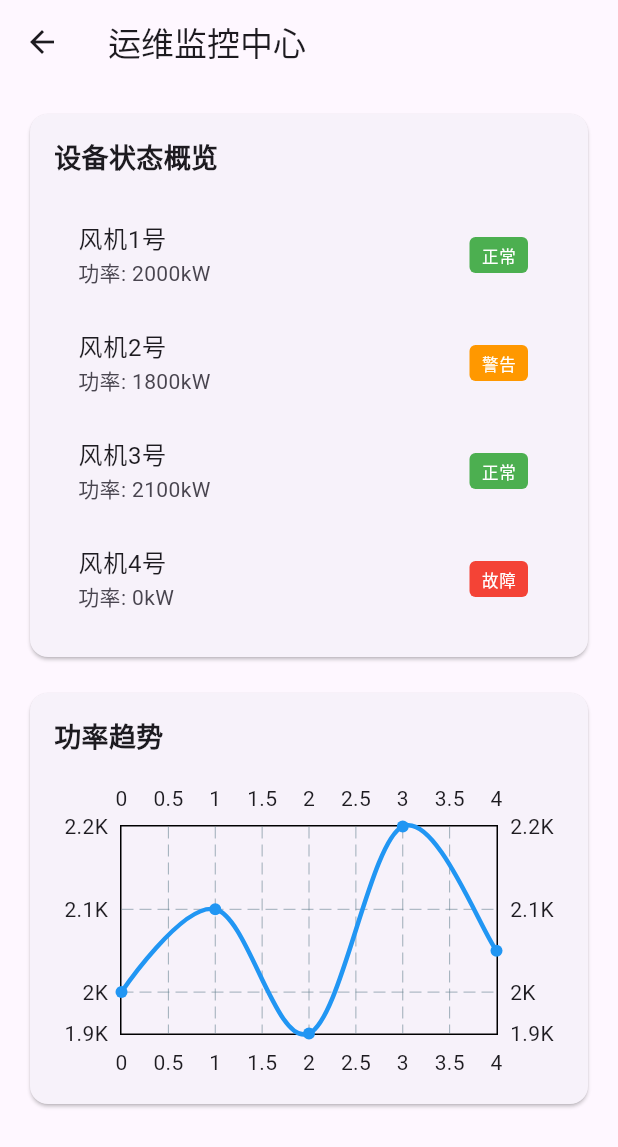
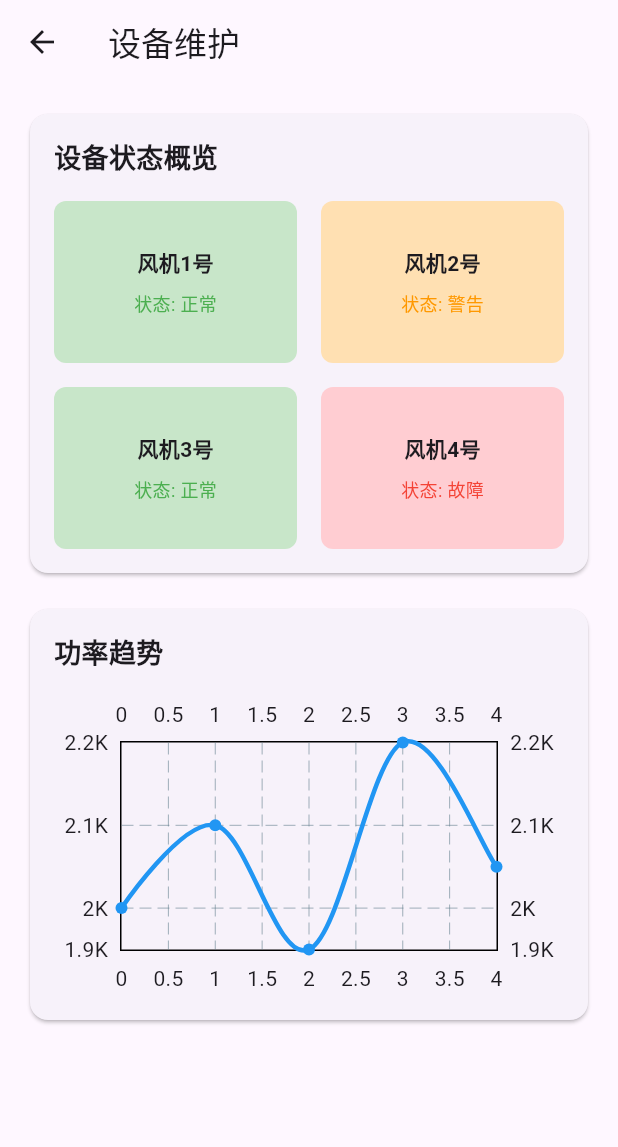
Before and after one commit to IGUWp/biye_mi, a Flutter app: the screen it shows after launch, after a tap on "运维人员", on a phone screen of 412 x 824 dp. Shown: the top 1147 px of the screen. Run offline on Flutter 3.47's test engine with Material 3 defaults, Android fonts, the phone set to English and light mode, and no system bars; drawn by our look-alikes of fl_chart.

Commit message:
Refactor and enhance chart pages; remove unused pie and radar chart pages, implement power data model, and improve power monitoring page with structured data. Add overview dashboard with various charts for better visualization of power generation metrics.

```diff
--- /dev/null
+++ b/lib/buildOverviewCard.dart
@@ -0,0 +1,178 @@
+import 'package:fl_chart/fl_chart.dart';
+import 'package:flutter/material.dart';
+
+Widget buildOverviewCards() {
+  final keyMetrics = {
+    '总发电量': '1260万kWh',
+    '总收入': '¥756万',
+    '设备利用率': '95.8%',
+    '投资回报率': '18.5%',
+  };
+
+  return GridView.count(
+    shrinkWrap: true,
+    crossAxisCount: 2,
+    mainAxisSpacing: 16,
+    crossAxisSpacing: 16,
+    childAspectRatio: 2.5,
+    physics: const NeverScrollableScrollPhysics(),
+    children:
+        keyMetrics.entries.map((entry) {
+          return Container(
+            padding: const EdgeInsets.all(2),
+            decoration: BoxDecoration(
+              color: Colors.blue[50],
+              borderRadius: BorderRadius.circular(8),
+            ),
+            child: Column(
+              mainAxisAlignment: MainAxisAlignment.start,
+              children: [
+                Text(
+                  entry.key,
+                  style: const TextStyle(
+                    fontSize: 14,
+                    fontWeight: FontWeight.bold,
+                  ),
+                ),
+                const SizedBox(height: 8),
+                Text(
+                  entry.value,
+                  style: const TextStyle(
+                    fontSize: 20,
+                    fontWeight: FontWeight.bold,
+                    color: Colors.blue,
+                  ),
+                ),
+              ],
+            ),
+          );
+        }).toList(),
+  );
+}
+
+Widget buildBarChart() {
+  final barData = [
+    BarChartGroupData(
+      x: 0,
+      barRods: [BarChartRodData(toY: 450, color: Colors.blue)],
+    ),
+    BarChartGroupData(
+      x: 1,
+      barRods: [BarChartRodData(toY: 500, color: Colors.blue)],
+    ),
+    BarChartGroupData(
+      x: 2,
+      barRods: [BarChartRodData(toY: 550, color: Colors.blue)],
+    ),
+    BarChartGroupData(
+      x: 3,
+      barRods: [BarChartRodData(toY: 600, color: Colors.blue)],
+    ),
+    BarChartGroupData(
+      x: 4,
+      barRods: [BarChartRodData(toY: 580, color: Colors.blue)],
+    ),
+  ];
+
+  return SizedBox(
+    height: 200,
+    child: BarChart(
+      BarChartData(
+        barGroups: barData,
+        titlesData: FlTitlesData(
+          bottomTitles: AxisTitles(
+            sideTitles: SideTitles(
+              showTitles: true,
+              getTitlesWidget: (value, meta) {
+                const titles = ['1月', '2月', '3月', '4月', '5月'];
+                return Text(titles[value.toInt()]);
+              },
+            ),
+          ),
+        ),
+        gridData: FlGridData(show: true),
+        borderData: FlBorderData(show: false),
+      ),
+    ),
+  );
+}
+
+Widget buildPieChart() {
+  final pieData = [
+    PieChartSectionData(value: 60, color: Colors.green, title: '正常'),
+    PieChartSectionData(value: 30, color: Colors.orange, title: '警告'),
+    PieChartSectionData(value: 10, color: Colors.red, title: '故障'),
+  ];
+
+  return SizedBox(
+    height: 200,
+    child: PieChart(
+      PieChartData(sections: pieData, centerSpaceRadius: 40, sectionsSpace: 2),
+    ),
+  );
+}
+
+Widget buildLineChart() {
+  final lineData = [
+    FlSpot(0, 90),
+    FlSpot(1, 92),
+    FlSpot(2, 88),
+    FlSpot(3, 91),
+    FlSpot(4, 89),
+  ];
+
+  return SizedBox(
+    height: 200,
+    child: LineChart(
+      LineChartData(
+        lineBarsData: [
+          LineChartBarData(
+            spots: lineData,
+            isCurved: true,
+            color: Colors.blue,
+            barWidth: 3,
+            dotData: FlDotData(show: true),
+          ),
+        ],
+        titlesData: FlTitlesData(
+          bottomTitles: AxisTitles(
+            sideTitles: SideTitles(
+              showTitles: true,
+              getTitlesWidget: (value, meta) {
+                const titles = ['1月', '2月', '3月', '4月', '5月'];
+                return Text(titles[value.toInt()]);
+              },
+            ),
+          ),
+        ),
+      ),
+    ),
+  );
+}
+
+Widget buildFunnelChart() {
+  final funnelData = [
+    {'label': '总发电量', 'value': 12600000, 'color': Colors.blue},
+    {'label': '有效发电量', 'value': 12000000, 'color': Colors.green},
+    {'label': '高效发电量', 'value': 11000000, 'color': Colors.orange},
+    {'label': '最终利用量', 'value': 10000000, 'color': Colors.red},
+  ];
+
+  return Column(
+    children:
+        funnelData.map((data) {
+          return Container(
+            margin: const EdgeInsets.symmetric(vertical: 4),
+            height: 40,
+            width: (data['value'] as int) / 12600000 * 300, // 根据比例调整宽度
+            color: data['color'] as Color,
+            child: Center(
+              child: Text(
+                '${data['label']}: ${data['value']}',
+                style: const TextStyle(color: Colors.white),
+              ),
+            ),
+          );
+        }).toList(),
+  );
+}
--- a/lib/main.dart
+++ b/lib/main.dart
@@ -1,9 +1,10 @@
-import 'package:biye_mid/bar_chart_page.dart';
-import 'package:biye_mid/pie_chart_page.dart';
-import 'package:biye_mid/radar_chart_page.dart';
+import 'package:biye_mid/tool/bar_chart_page.dart';
+import 'package:biye_mid/tool/pie_chart_page.dart';
+import 'package:biye_mid/tool/radar_chart_page.dart';
+import 'package:biye_mid/totalPage.dart';
 import 'package:fl_chart/fl_chart.dart';
 import 'package:flutter/material.dart';
-import 'line_chart_page.dart'; // 导入折线图页面
+import 'tool/line_chart_page.dart'; // 导入折线图页面
 import 'maintenance_page.dart';
 import 'management_page.dart';
 import 'power_monitoring_page.dart';
@@ -21,10 +22,7 @@ class MyApp extends StatelessWidget {
   Widget build(BuildContext context) {
     return MaterialApp(
       title: '风电场监控系统',
-      theme: ThemeData(
-        primarySwatch: Colors.blue,
-        useMaterial3: true,
-      ),
+      theme: ThemeData(primarySwatch: Colors.blue, useMaterial3: true),
       home: const HomePage(),
     );
   }
@@ -36,9 +34,7 @@ class HomePage extends StatelessWidget {
   @override
   Widget build(BuildContext context) {
     return Scaffold(
-      appBar: AppBar(
-        title: const Text('风电场监控系统'),
-      ),
+      appBar: AppBar(title: const Text('风电场监控系统')),
       body: Padding(
         padding: const EdgeInsets.all(16),
         child: Column(
@@ -46,13 +42,11 @@ class HomePage extends StatelessWidget {
           children: [
             const Text(
               '请选择您的角色',
-              style: TextStyle(
-                fontSize: 24,
-                fontWeight: FontWeight.bold,
-              ),
+              style: TextStyle(fontSize: 24, fontWeight: FontWeight.bold),
             ),
             const SizedBox(height: 24),
             Expanded(
+              flex: 1, // 设置 GridView 占用的空间比例
               child: GridView.count(
                 crossAxisCount: 2,
                 mainAxisSpacing: 16,
@@ -109,6 +103,11 @@ class HomePage extends StatelessWidget {
                 ],
               ),
             ),
+            const SizedBox(height: 16),
+            const Expanded(
+              flex: 1, // 设置 DashboardPage 占用的空间比例
+              child: DashboardPage(), // 嵌入生产监控页面
+            ),
           ],
         ),
       ),
@@ -132,21 +131,14 @@ class HomePage extends StatelessWidget {
             gradient: LinearGradient(
               begin: Alignment.topLeft,
               end: Alignment.bottomRight,
-              colors: [
-                color.withOpacity(0.7),
-                color,
-              ],
+              colors: [color.withOpacity(0.7), color],
             ),
             borderRadius: BorderRadius.circular(8),
           ),
           child: Column(
             mainAxisAlignment: MainAxisAlignment.center,
             children: [
-              Icon(
-                icon,
-                size: 48,
-                color: Colors.white,
-              ),
+              Icon(icon, size: 48, color: Colors.white),
               const SizedBox(height: 16),
               Text(
                 title,
@@ -163,17 +155,3 @@ class HomePage extends StatelessWidget {
     );
   }
 }
-
-List<FlSpot> get allSpots => const [
-  FlSpot(0, 1),
-  FlSpot(1, 2),
-  FlSpot(2, 3),
-  FlSpot(3, 4),
-  FlSpot(4, 5),
-  FlSpot(5, 6),
-  FlSpot(6, 7),
-  FlSpot(7, 8),
-  FlSpot(8, 9),
-  FlSpot(9, 10),
-];
-List<int> showingTool = [3];
--- a/lib/maintenance_page.dart
+++ b/lib/maintenance_page.dart
@@ -1,3 +1,5 @@
+import 'package:biye_mid/device_detail_page.dart';
+import 'package:biye_mid/power_data_model.dart';
 import 'package:fl_chart/fl_chart.dart';
 import 'package:flutter/material.dart';
 
@@ -9,12 +11,12 @@ class MaintenancePage extends StatefulWidget {
 }
 
 class _MaintenancePageState extends State<MaintenancePage> {
-  // 设备状态数据
-  final List<Map<String, dynamic>> deviceStatus = [
-    {'name': '风机1号', 'status': '正常', 'power': 2000, 'speed': 12.5},
-    {'name': '风机2号', 'status': '警告', 'power': 1800, 'speed': 11.8},
-    {'name': '风机3号', 'status': '正常', 'power': 2100, 'speed': 13.2},
-    {'name': '风机4号', 'status': '故障', 'power': 0, 'speed': 0},
+  // 使用 DeviceStatus 模型存储设备状态数据
+  final List<DeviceStatus> deviceStatus = [
+    DeviceStatus(name: '风机1号', status: '正常', power: 2000, speed: 12.5),
+    DeviceStatus(name: '风机2号', status: '警告', power: 1800, speed: 11.8),
+    DeviceStatus(name: '风机3号', status: '正常', power: 2100, speed: 13.2),
+    DeviceStatus(name: '风机4号', status: '故障', power: 0, speed: 0),
   ];
 
   // 设备参数趋势数据
@@ -29,9 +31,7 @@ class _MaintenancePageState extends State<MaintenancePage> {
   @override
   Widget build(BuildContext context) {
     return Scaffold(
-      appBar: AppBar(
-        title: const Text('运维监控中心'),
-      ),
+      appBar: AppBar(title: const Text('设备维护')),
       body: SingleChildScrollView(
         padding: const EdgeInsets.all(16),
         child: Column(
@@ -52,28 +52,71 @@ class _MaintenancePageState extends State<MaintenancePage> {
                       ),
                     ),
                     const SizedBox(height: 16),
-                    ...deviceStatus.map((device) => ListTile(
-                          title: Text(device['name']),
-                          subtitle: Text('功率: ${device['power']}kW'),
-                          trailing: Container(
-                            padding: const EdgeInsets.symmetric(
-                              horizontal: 8,
-                              vertical: 4,
+                    GridView.count(
+                      shrinkWrap: true,
+                      crossAxisCount: 2,
+                      mainAxisSpacing: 16,
+                      crossAxisSpacing: 16,
+                      childAspectRatio: 1.5,
+                      children:
+                          deviceStatus.map((device) {
+                            return GestureDetector(
+                              onTap: () {
+                                Navigator.push(
+                                  context,
+                                  MaterialPageRoute(
+                                    builder:
+                                        (context) => DeviceDetailPage(
+                                          device: {
+                                            'name': device.name,
+                                            'status': device.status,
+                                            'power': device.power,
+                                            'speed': device.speed,
+                                          },
                                         ),
+                                  ),
+                                );
+                              },
+                              child: Container(
+                                padding: const EdgeInsets.all(16),
                                 decoration: BoxDecoration(
-                              color: device['status'] == '正常'
+                                  color:
+                                      device.status == '正常'
+                                          ? Colors.green[100]
+                                          : device.status == '警告'
+                                          ? Colors.orange[100]
+                                          : Colors.red[100],
+                                  borderRadius: BorderRadius.circular(8),
+                                ),
+                                child: Column(
+                                  mainAxisAlignment: MainAxisAlignment.center,
+                                  children: [
+                                    Text(
+                                      device.name,
+                                      style: const TextStyle(
+                                        fontSize: 14,
+                                        fontWeight: FontWeight.bold,
+                                      ),
+                                    ),
+                                    const SizedBox(height: 8),
+                                    Text(
+                                      '状态: ${device.status}',
+                                      style: TextStyle(
+                                        color:
+                                            device.status == '正常'
                                                 ? Colors.green
-                                  : device['status'] == '警告'
+                                                : device.status == '警告'
                                                 ? Colors.orange
                                                 : Colors.red,
-                              borderRadius: BorderRadius.circular(4),
-                            ),
-                            child: Text(
-                              device['status'],
-                              style: const TextStyle(color: Colors.white),
+                                        fontSize: 12,
                                       ),
                                     ),
-                        )),
+                                  ],
+                                ),
+                              ),
+                            );
+                          }).toList(),
+                    ),
                   ],
                 ),
               ),
--- /dev/null
+++ b/lib/power_data_model.dart
@@ -0,0 +1,27 @@
+class PowerData {
+  final DateTime date;
+  final double powerGenerated; // 发电量
+  final double efficiency; // 效率
+  final double co2Reduction; // 减排量
+
+  PowerData({
+    required this.date,
+    required this.powerGenerated,
+    required this.efficiency,
+    required this.co2Reduction,
+  });
+}
+
+class DeviceStatus {
+  final String name;
+  final String status;
+  final double power;
+  final double speed;
+
+  DeviceStatus({
+    required this.name,
+    required this.status,
+    required this.power,
+    required this.speed,
+  });
+}
--- /dev/null
+++ b/lib/totalPage.dart
@@ -0,0 +1,55 @@
+import 'package:biye_mid/buildOverviewCard.dart';
+import 'package:flutter/material.dart';
+
+class DashboardPage extends StatelessWidget {
+  const DashboardPage({super.key});
+
+  @override
+  Widget build(BuildContext context) {
+    return Scaffold(
+      appBar: AppBar(title: const Text('生产监控')),
+      body: SingleChildScrollView(
+        padding: const EdgeInsets.all(16),
+        child: Column(
+          crossAxisAlignment: CrossAxisAlignment.start,
+          children: [
+            const Text(
+              '概览',
+              style: TextStyle(fontSize: 18, fontWeight: FontWeight.bold),
+            ),
+            const SizedBox(height: 16),
+            buildOverviewCards(),
+            const SizedBox(height: 16),
+            const Text(
+              '发电量趋势',
+              style: TextStyle(fontSize: 18, fontWeight: FontWeight.bold),
+            ),
+            const SizedBox(height: 16),
+            buildBarChart(),
+            const SizedBox(height: 16),
+            const Text(
+              '设备状态分布',
+              style: TextStyle(fontSize: 18, fontWeight: FontWeight.bold),
+            ),
+            const SizedBox(height: 16),
+            buildPieChart(),
+            const SizedBox(height: 16),
+            const Text(
+              '发电效率趋势',
+              style: TextStyle(fontSize: 18, fontWeight: FontWeight.bold),
+            ),
+            const SizedBox(height: 16),
+            buildLineChart(),
+            const SizedBox(height: 16),
+            const Text(
+              '发电效率分布',
+              style: TextStyle(fontSize: 18, fontWeight: FontWeight.bold),
+            ),
+            const SizedBox(height: 16),
+            buildFunnelChart(),
+          ],
+        ),
+      ),
+    );
+  }
+}
```
Also changed, not shown: lib/device_detail_page.dart (added, +73 -0 lines), lib/executive_dashboard.dart (+55 -19 lines), lib/kpi_detail_page.dart (added, +55 -0 lines), lib/management_page.dart (+16 -5 lines), lib/power_monitoring_page.dart (+45 -16 lines), lib/tool/bar_chart_page.dart (renamed from lib/bar_chart_page.dart), lib/tool/line_chart_page.dart (renamed from lib/line_chart_page.dart), lib/tool/pie_chart_page.dart (renamed from lib/pie_chart_page.dart), lib/tool/radar_chart_page.dart (renamed from lib/radar_chart_page.dart). Lines whose indentation alone changed are shown as unchanged.
